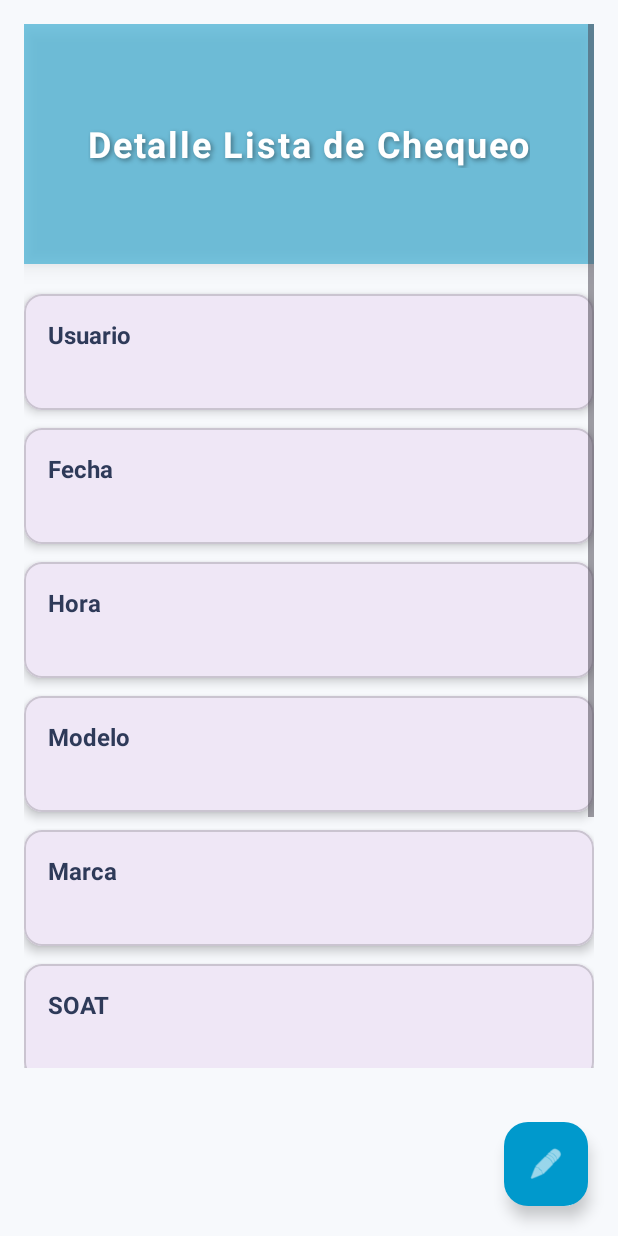
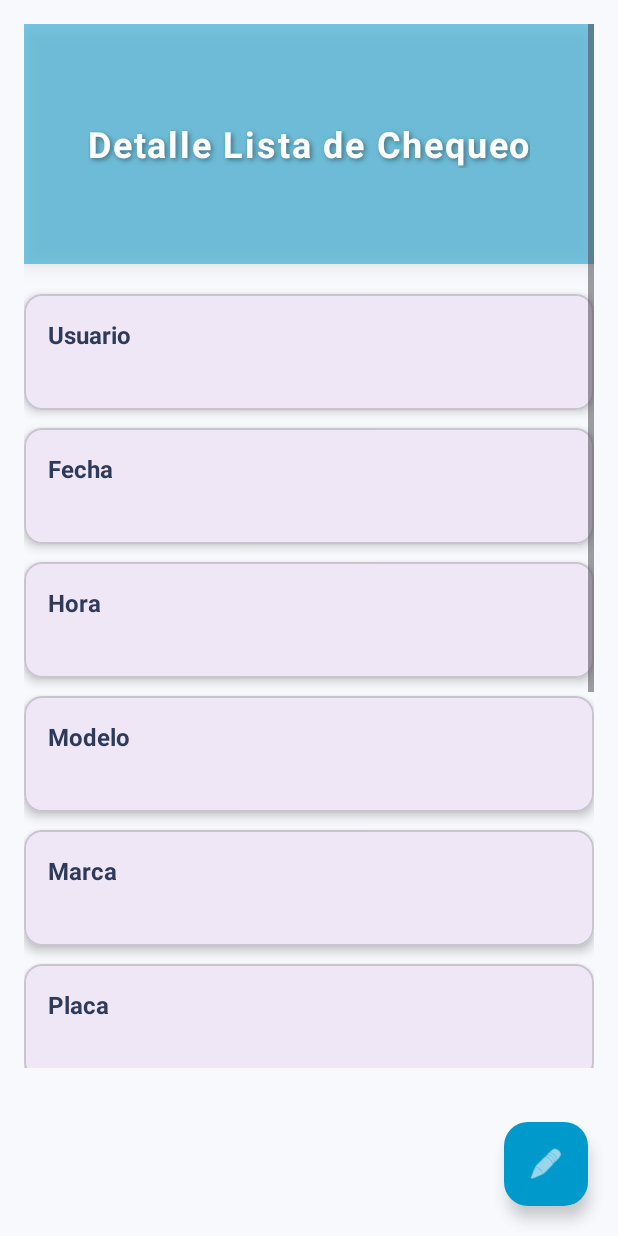
Before and after one commit to sebastianCotaz12/AndroidFinal, an Android app: the Detalles_listaChequeo screen opened directly, with no data from a screen before it, on a phone screen of 412 x 824 dp. Run offline under Robolectric (Android 15) with nearby library versions, the phone set to English and light mode, and no system bars.

Commit message:
lista chequeo mejora

```diff
--- a/app/src/main/java/com/example/myapplication/controller/Adapter_listaChequeo.java
+++ b/app/src/main/java/com/example/myapplication/controller/Adapter_listaChequeo.java
@@ -49,6 +49,9 @@ public class Adapter_listaChequeo extends RecyclerView.Adapter<Adapter_listaCheq
             intent.putExtra("soat", item.getSoat());
             intent.putExtra("tecnico", item.getTecnico());
             intent.putExtra("kilometraje", item.getKilometraje());
+            intent.putExtra("placa", item.getPlaca());
+            intent.putExtra("observaciones", item.getObservaciones());
+
 
             intent.setFlags(Intent.FLAG_ACTIVITY_NEW_TASK); // necesario si el context no es una activity
             context.startActivity(intent);
--- a/app/src/main/java/com/example/myapplication/controller/Detalles_listaChequeo.java
+++ b/app/src/main/java/com/example/myapplication/controller/Detalles_listaChequeo.java
@@ -15,6 +15,7 @@ public class Detalles_listaChequeo extends AppCompatActivity {
         super.onCreate(savedInstanceState);
         setContentView(R.layout.activity_detalles_lista_chequeo);
 
+        // Referencias a los TextView del layout
         TextView tvUsuario = findViewById(R.id.tvUsuario);
         TextView tvFecha = findViewById(R.id.tvFecha);
         TextView tvHora = findViewById(R.id.tvHora);
@@ -23,6 +24,8 @@ public class Detalles_listaChequeo extends AppCompatActivity {
         TextView tvSoat = findViewById(R.id.tvSoat);
         TextView tvTecnico = findViewById(R.id.tvTecnico);
         TextView tvKilometraje = findViewById(R.id.tvKilometraje);
+        TextView tvPlaca = findViewById(R.id.tvPlaca); // 🔹 Nuevo campo
+        TextView tvObservaciones = findViewById(R.id.tvObservaciones); // 🔹 Nuevo campo
 
         // Obtener datos del intent
         Intent intent = getIntent();
@@ -35,10 +38,7 @@ public class Detalles_listaChequeo extends AppCompatActivity {
         tvSoat.setText(intent.getStringExtra("soat"));
         tvTecnico.setText(intent.getStringExtra("tecnico"));
         tvKilometraje.setText(intent.getStringExtra("kilometraje"));
-
-
-
-
-
+        tvPlaca.setText(intent.getStringExtra("placa")); // 🔹 Mostrar placa
+        tvObservaciones.setText(intent.getStringExtra("observaciones")); // 🔹 Mostrar observaciones
     }
 }
--- a/app/src/main/java/com/example/myapplication/controller/Item_listaChequeo.java
+++ b/app/src/main/java/com/example/myapplication/controller/Item_listaChequeo.java
@@ -10,8 +10,12 @@ public class Item_listaChequeo {
     private String soat;
     private String tecnico;
     private String kilometraje;
+    private String placa; // 🔹 Nuevo campo
+    private String observaciones; // 🔹 Nuevo campo
 
-    public Item_listaChequeo(String nombre, String fecha, String hora, String modelo, String marca, String soat, String tecnico, String kilometraje) {
+    public Item_listaChequeo(String nombre, String fecha, String hora, String modelo, String marca,
+                             String soat, String tecnico, String kilometraje,
+                             String placa, String observaciones) { // 🔹 Constructor actualizado
         this.nombre = nombre;
         this.fecha = fecha;
         this.hora = hora;
@@ -20,6 +24,8 @@ public class Item_listaChequeo {
         this.soat = soat;
         this.tecnico = tecnico;
         this.kilometraje = kilometraje;
+        this.placa = placa;
+        this.observaciones = observaciones;
     }
 
     public String getNombre() {
@@ -53,4 +59,12 @@ public class Item_listaChequeo {
     public String getKilometraje() {
         return kilometraje;
     }
+
+    public String getPlaca() { // 🔹 Getter nuevo
+        return placa;
+    }
+
+    public String getObservaciones() { // 🔹 Getter nuevo
+        return observaciones;
+    }
 }
--- a/app/src/main/java/com/example/myapplication/controller/Lista_listaChequeo.java
+++ b/app/src/main/java/com/example/myapplication/controller/Lista_listaChequeo.java
@@ -109,6 +109,7 @@ public class Lista_listaChequeo extends AppCompatActivity {
                         for (int i = 0; i < datos.length(); i++) {
                             JSONObject obj = datos.getJSONObject(i);
 
+                            // 🔹 Crear el objeto con los nuevos campos
                             Item_listaChequeo item = new Item_listaChequeo(
                                     obj.optString("usuarioNombre", "N/A"),
                                     obj.optString("fecha", "Sin fecha"),
@@ -117,8 +118,11 @@ public class Lista_listaChequeo extends AppCompatActivity {
                                     obj.optString("marca", "Sin marca"),
                                     obj.optString("soat", "N/A"),
                                     obj.optString("tecnico", "N/A"),
-                                    obj.optString("kilometraje", "0")
+                                    obj.optString("kilometraje", "0"),
+                                    obj.optString("placa", "Sin placa"),
+                                    obj.optString("observaciones", "Sin observaciones")
                             );
+
                             listaChequeos.add(item);
                         }
 
--- a/app/src/main/res/layout/activity_detalles_lista_chequeo.xml
+++ b/app/src/main/res/layout/activity_detalles_lista_chequeo.xml
@@ -207,6 +207,39 @@
                 </LinearLayout>
             </com.google.android.material.card.MaterialCardView>
 
+            <!-- 🔹 NUEVO CAMPO: Placa -->
+            <com.google.android.material.card.MaterialCardView
+                android:layout_width="match_parent"
+                android:layout_height="wrap_content"
+                android:layout_marginBottom="12dp"
+                app:cardCornerRadius="12dp"
+                app:cardElevation="4dp">
+
+                <LinearLayout
+                    android:layout_width="match_parent"
+                    android:layout_height="wrap_content"
+                    android:orientation="vertical"
+                    android:padding="16dp">
+
+                    <TextView
+                        android:layout_width="match_parent"
+                        android:layout_height="wrap_content"
+                        android:text="Placa"
+                        android:textStyle="bold"
+                        android:textSize="16sp"
+                        android:textColor="#2E3A59"/>
+
+                    <TextView
+                        android:id="@+id/tvPlaca"
+                        android:layout_width="match_parent"
+                        android:layout_height="wrap_content"
+                        android:text=""
+                        android:textSize="14sp"
+                        android:textColor="#6C7A92"
+                        android:layout_marginTop="4dp"/>
+                </LinearLayout>
+            </com.google.android.material.card.MaterialCardView>
+
             <!-- SOAT -->
             <com.google.android.material.card.MaterialCardView
                 android:layout_width="match_parent"
@@ -222,7 +255,6 @@
                     android:padding="16dp">
 
                     <TextView
-
                         android:layout_width="match_parent"
                         android:layout_height="wrap_content"
                         android:text="SOAT"
@@ -256,7 +288,6 @@
                     android:padding="16dp">
 
                     <TextView
-
                         android:layout_width="match_parent"
                         android:layout_height="wrap_content"
                         android:text="Técnico"
@@ -279,6 +310,39 @@
             <com.google.android.material.card.MaterialCardView
                 android:layout_width="match_parent"
                 android:layout_height="wrap_content"
+                android:layout_marginBottom="12dp"
+                app:cardCornerRadius="12dp"
+                app:cardElevation="4dp">
+
+                <LinearLayout
+                    android:layout_width="match_parent"
+                    android:layout_height="wrap_content"
+                    android:orientation="vertical"
+                    android:padding="16dp">
+
+                    <TextView
+                        android:layout_width="match_parent"
+                        android:layout_height="wrap_content"
+                        android:text="Kilometraje"
+                        android:textStyle="bold"
+                        android:textSize="16sp"
+                        android:textColor="#2E3A59"/>
+
+                    <TextView
+                        android:id="@+id/tvKilometraje"
+                        android:layout_width="match_parent"
+                        android:layout_height="wrap_content"
+                        android:text=""
+                        android:textSize="14sp"
+                        android:textColor="#6C7A92"
+                        android:layout_marginTop="4dp"/>
+                </LinearLayout>
+            </com.google.android.material.card.MaterialCardView>
+
+            <!-- 🔹 NUEVO CAMPO: Observaciones -->
+            <com.google.android.material.card.MaterialCardView
+                android:layout_width="match_parent"
+                android:layout_height="wrap_content"
                 android:layout_marginBottom="60dp"
                 app:cardCornerRadius="12dp"
                 app:cardElevation="4dp">
@@ -290,16 +354,15 @@
                     android:padding="16dp">
 
                     <TextView
-
                         android:layout_width="match_parent"
                         android:layout_height="wrap_content"
-                        android:text="Kilometraje"
+                        android:text="Observaciones"
                         android:textStyle="bold"
                         android:textSize="16sp"
                         android:textColor="#2E3A59"/>
 
                     <TextView
-                        android:id="@+id/tvKilometraje"
+                        android:id="@+id/tvObservaciones"
                         android:layout_width="match_parent"
                         android:layout_height="wrap_content"
                         android:text=""
```
Lines whose indentation alone changed are shown as unchanged.
